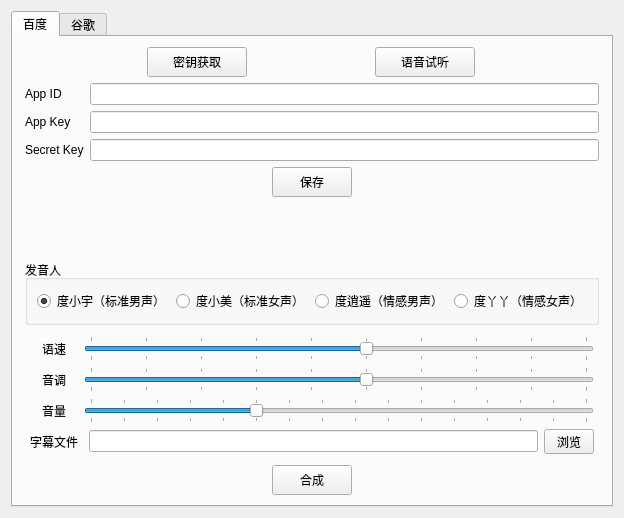
Old version of the form main.ui in the repository kizx/subtitle2audio.
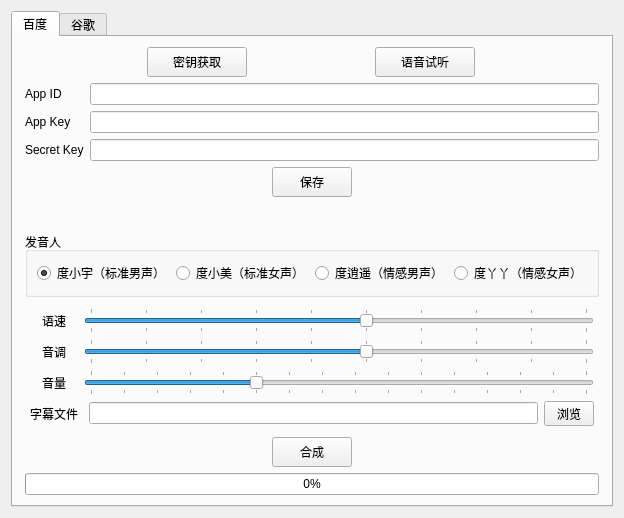
New version of the form.

Commit message: 增加进度条

What changed in the file:
```diff
--- a/main.ui
+++ b/main.ui
@@ -387,6 +387,13 @@
          </item>
         </layout>
        </item>
+       <item>
+        <widget class="QProgressBar" name="progressBar">
+         <property name="value">
+          <number>0</number>
+         </property>
+        </widget>
+       </item>
       </layout>
      </widget>
      <widget class="QWidget" name="google">
```
The commit also changes 2 other files.
